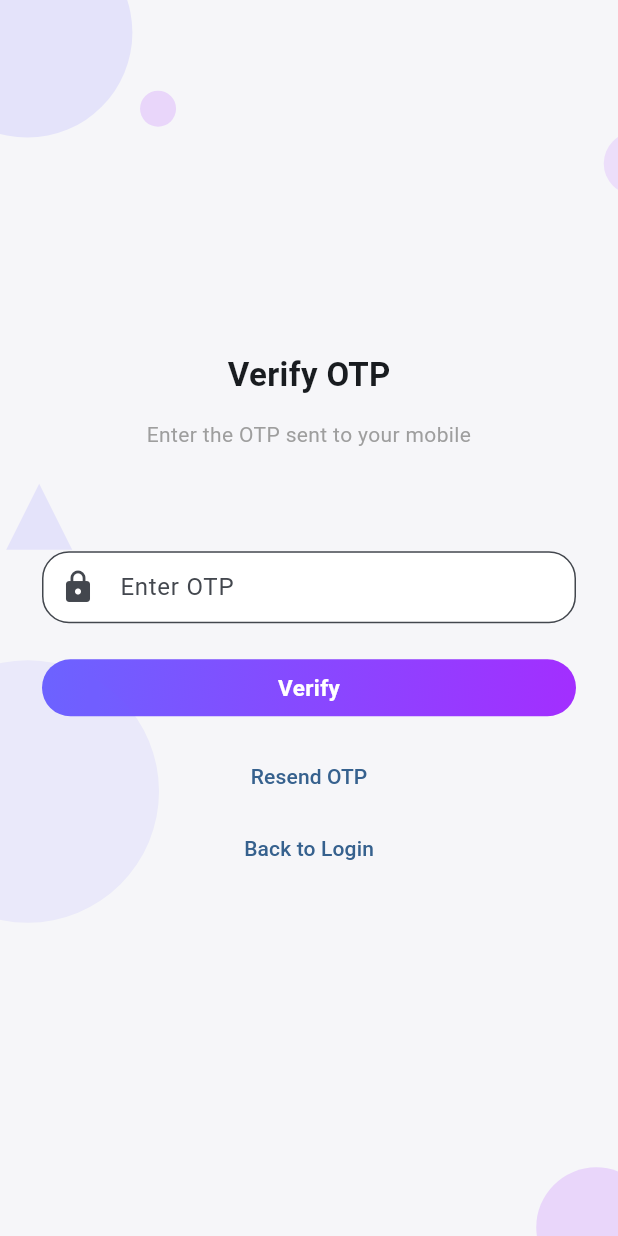
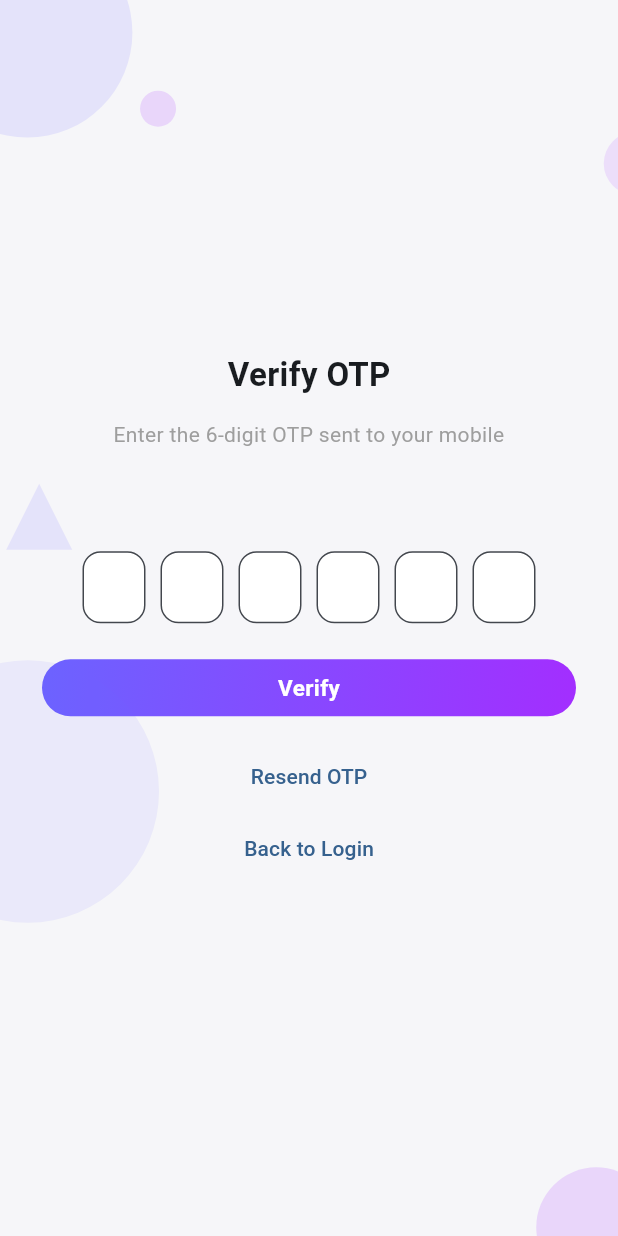
Before and after one commit to AppzWizard13/iron_board_app, a Flutter app: the VerifyOtpScreen screen opened directly with empty values, on a phone screen of 412 x 824 dp. Run offline on Flutter 3.47's test engine with Material 3 defaults, Android fonts, the phone set to English and light mode, and no system bars; Roboto replaces fonts that are missing (SF Pro Display).

Commit message:
verify otp converted to box tyoe ui

```diff
--- a/lib/verify_otp_screen.dart
+++ b/lib/verify_otp_screen.dart
@@ -13,7 +13,8 @@ class VerifyOtpScreen extends StatefulWidget {
 }
 
 class _VerifyOtpScreenState extends State<VerifyOtpScreen> with SingleTickerProviderStateMixin {
-  final TextEditingController _otpController = TextEditingController();
+  List<FocusNode> _focusNodes = List.generate(6, (_) => FocusNode());
+  List<TextEditingController> _controllers = List.generate(6, (_) => TextEditingController());
   bool _isLoading = false;
   late AnimationController _ctrl;
 
@@ -29,19 +30,23 @@ class _VerifyOtpScreenState extends State<VerifyOtpScreen> with SingleTickerProv
   @override
   void dispose() {
     _ctrl.dispose();
-    _otpController.dispose();
+    for (var controller in _controllers) {
+      controller.dispose();
+    }
+    for (var focus in _focusNodes) {
+      focus.dispose();
+    }
     super.dispose();
   }
 
-  Future<void> _verifyOtp() async {
-    final otp = _otpController.text.trim();
-    if (otp.isEmpty) {
-      _showMessage("Please enter the OTP.");
+  void _verifyOtp() async {
+    String otp = _controllers.map((c) => c.text).join();
+    if (otp.length != 6) {
+      _showMessage("Please enter a 6-digit OTP.");
       return;
     }
 
     setState(() => _isLoading = true);
-
     try {
       final response = await http.post(
         Uri.parse('https://iron-board.onrender.com/api/verify-otp/'),
@@ -69,6 +74,35 @@ class _VerifyOtpScreenState extends State<VerifyOtpScreen> with SingleTickerProv
   void _showMessage(String msg) {
     ScaffoldMessenger.of(context).showSnackBar(
       SnackBar(content: Text(msg), behavior: SnackBarBehavior.floating),
+    );
+  }
+
+  Widget _buildOtpInputBox(int index) {
+    return Container(
+      width: 42,
+      height: 48,
+      margin: const EdgeInsets.symmetric(horizontal: 5),
+      child: TextFormField(
+        controller: _controllers[index],
+        focusNode: _focusNodes[index],
+        keyboardType: TextInputType.number,
+        textAlign: TextAlign.center,
+        maxLength: 1,
+        style: const TextStyle(fontSize: 18, fontWeight: FontWeight.bold),
+        decoration: InputDecoration(
+          counterText: '',
+          filled: true,
+          fillColor: Colors.white,
+          border: OutlineInputBorder(borderRadius: BorderRadius.circular(12)),
+        ),
+        onChanged: (value) {
+          if (value.isNotEmpty && index < 5) {
+            _focusNodes[index + 1].requestFocus();
+          } else if (value.isEmpty && index > 0) {
+            _focusNodes[index - 1].requestFocus();
+          }
+        },
+      ),
     );
   }
 
@@ -118,21 +152,13 @@ class _VerifyOtpScreenState extends State<VerifyOtpScreen> with SingleTickerProv
                     children: [
                       const Text("Verify OTP", style: TextStyle(fontSize: 22, fontWeight: FontWeight.bold, fontFamily: 'SF Pro Display')),
                       const SizedBox(height: 14),
-                      const Text("Enter the OTP sent to your mobile", textAlign: TextAlign.center, style: TextStyle(fontSize: 14, color: Colors.grey)),
+                      const Text("Enter the 6-digit OTP sent to your mobile", textAlign: TextAlign.center, style: TextStyle(fontSize: 14, color: Colors.grey)),
                       const SizedBox(height: 24),
                       Text(widget.phone, style: const TextStyle(fontWeight: FontWeight.bold)),
                       const SizedBox(height: 24),
-                      TextField(
-                        controller: _otpController,
-                        keyboardType: TextInputType.number,
-                        decoration: InputDecoration(
-                          labelText: "Enter OTP",
-                          prefixIcon: const Icon(Icons.lock),
-                          border: OutlineInputBorder(borderRadius: BorderRadius.circular(18)),
-                          filled: true,
-                          fillColor: Colors.white,
-                          contentPadding: const EdgeInsets.symmetric(horizontal: 16, vertical: 12),
-                        ),
+                      Row(
+                        mainAxisAlignment: MainAxisAlignment.center,
+                        children: List.generate(6, (i) => _buildOtpInputBox(i)),
                       ),
                       const SizedBox(height: 24),
                       _isLoading
```
Lines whose indentation alone changed are shown as unchanged.
